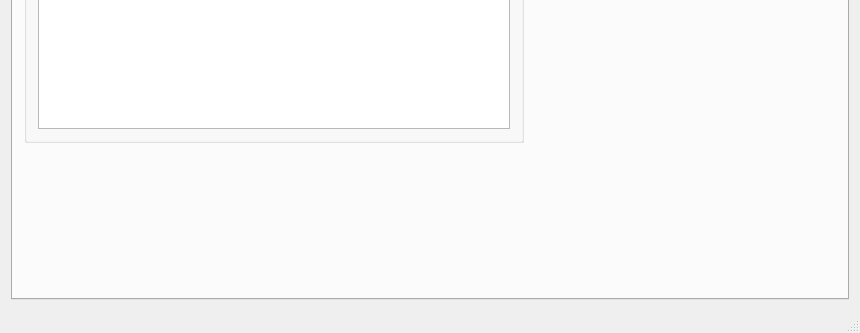
This is SystemMonitor/MainWindow.ui in Atlas-Shen/OperatingSystemProjects as Qt 5 draws it before an edit; both pictures show x 0 to 860 and y 327 to 660 of the 860 by 660 pixel window. The edited form follows.
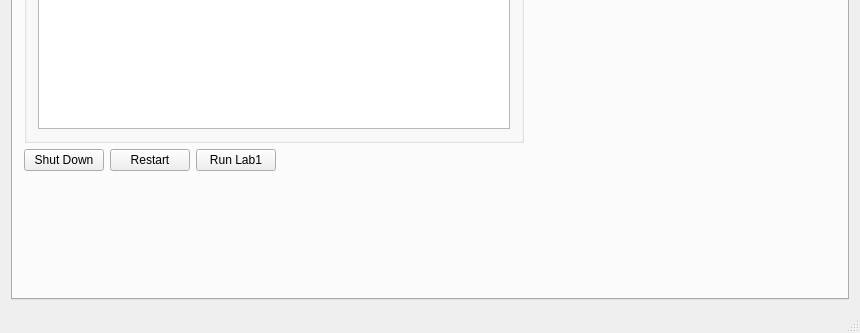
This is the edited form. The open tabs and pages were chosen to show the change.

Commit message: maybe last commit on this branch

Patch:
```diff
--- a/SystemMonitor/MainWindow.ui
+++ b/SystemMonitor/MainWindow.ui
@@ -288,6 +288,44 @@
           </item>
          </layout>
         </item>
+        <item>
+         <layout class="QHBoxLayout" name="horizontalLayout3_7">
+          <item>
+           <widget class="QPushButton" name="shutDownButton">
+            <property name="text">
+             <string>Shut Down</string>
+            </property>
+           </widget>
+          </item>
+          <item>
+           <widget class="QPushButton" name="restartButton">
+            <property name="text">
+             <string>Restart</string>
+            </property>
+           </widget>
+          </item>
+          <item>
+           <widget class="QPushButton" name="runButton">
+            <property name="text">
+             <string>Run Lab1</string>
+            </property>
+           </widget>
+          </item>
+          <item>
+           <spacer name="horizontalSpacer3_7">
+            <property name="orientation">
+             <enum>Qt::Horizontal</enum>
+            </property>
+            <property name="sizeHint" stdset="0">
+             <size>
+              <width>40</width>
+              <height>20</height>
+             </size>
+            </property>
+           </spacer>
+          </item>
+         </layout>
+        </item>
         <item>
          <spacer name="verticalSpacer3_1">
           <property name="orientation">
```
Left out of the diff: 2 changed lines with no effect on the pictures. The commit also changes 1 other file.
